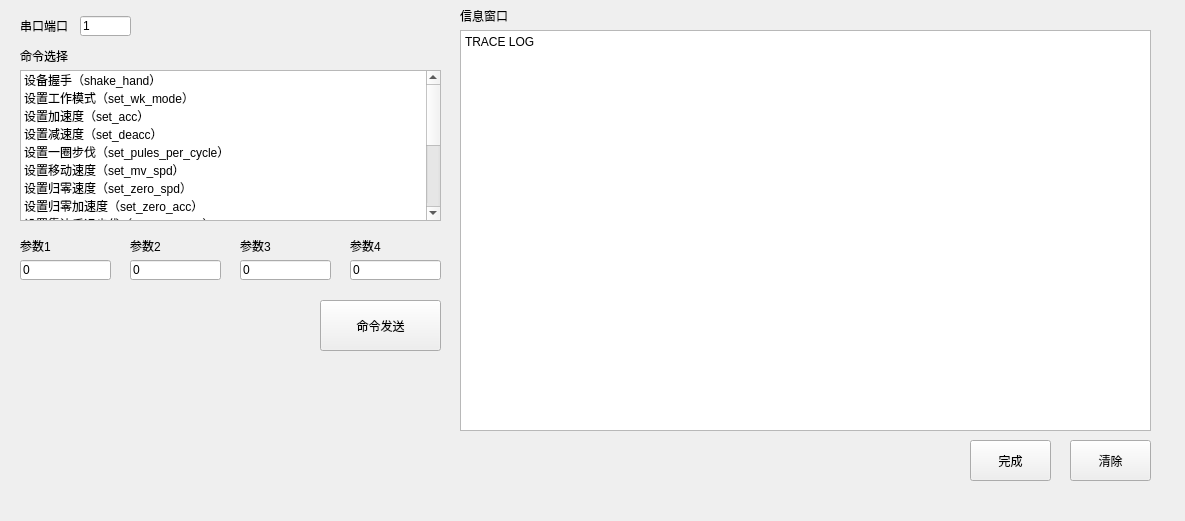
Above: cebs/form_qt/cebsMengForm.ui from Baxianxiahai/med before the change. Below: the same form after it.
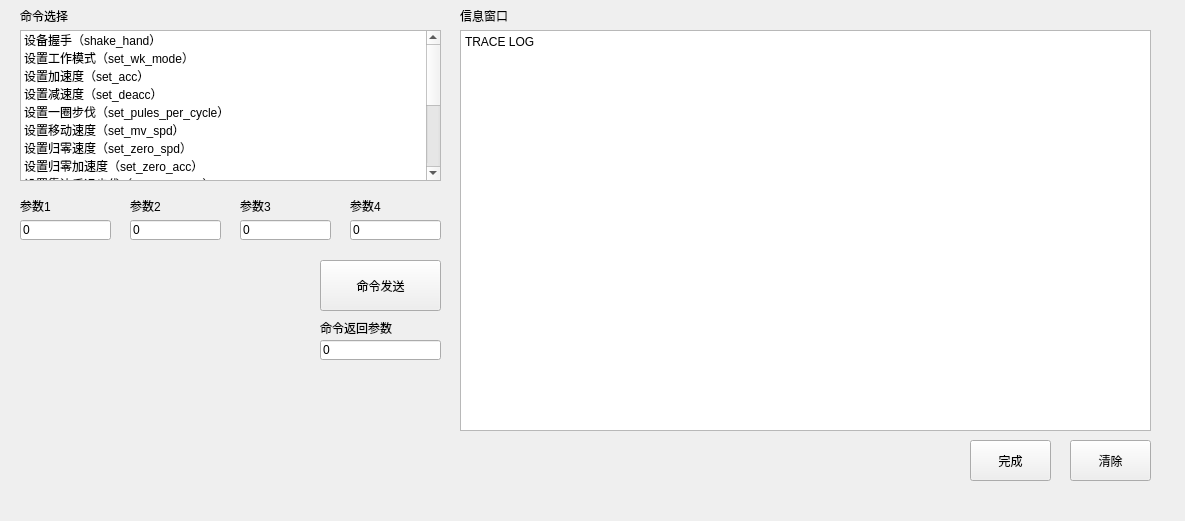
That is the form after the change.

```diff
--- a/cebs/form_qt/cebsMengForm.ui
+++ b/cebs/form_qt/cebsMengForm.ui
@@ -17,7 +17,7 @@
    <property name="geometry">
     <rect>
      <x>20</x>
-     <y>50</y>
+     <y>10</y>
      <width>54</width>
      <height>12</height>
     </rect>
@@ -30,7 +30,7 @@
    <property name="geometry">
     <rect>
      <x>20</x>
-     <y>70</y>
+     <y>30</y>
      <width>421</width>
      <height>151</height>
     </rect>
@@ -120,7 +120,7 @@
    <property name="geometry">
     <rect>
      <x>20</x>
-     <y>240</y>
+     <y>200</y>
      <width>54</width>
      <height>12</height>
     </rect>
@@ -133,7 +133,7 @@
    <property name="geometry">
     <rect>
      <x>130</x>
-     <y>240</y>
+     <y>200</y>
      <width>54</width>
      <height>12</height>
     </rect>
@@ -146,7 +146,7 @@
    <property name="geometry">
     <rect>
      <x>240</x>
-     <y>240</y>
+     <y>200</y>
      <width>54</width>
      <height>12</height>
     </rect>
@@ -159,7 +159,7 @@
    <property name="geometry">
     <rect>
      <x>350</x>
-     <y>240</y>
+     <y>200</y>
      <width>54</width>
      <height>12</height>
     </rect>
@@ -172,7 +172,7 @@
    <property name="geometry">
     <rect>
      <x>320</x>
-     <y>300</y>
+     <y>260</y>
      <width>121</width>
      <height>51</height>
     </rect>
@@ -241,7 +241,7 @@
    <property name="geometry">
     <rect>
      <x>20</x>
-     <y>260</y>
+     <y>220</y>
      <width>91</width>
      <height>20</height>
     </rect>
@@ -254,7 +254,7 @@
    <property name="geometry">
     <rect>
      <x>130</x>
-     <y>260</y>
+     <y>220</y>
      <width>91</width>
      <height>20</height>
     </rect>
@@ -267,7 +267,7 @@
    <property name="geometry">
     <rect>
      <x>240</x>
-     <y>260</y>
+     <y>220</y>
      <width>91</width>
      <height>20</height>
     </rect>
@@ -280,7 +280,7 @@
    <property name="geometry">
     <rect>
      <x>350</x>
-     <y>260</y>
+     <y>220</y>
      <width>91</width>
      <height>20</height>
     </rect>
@@ -289,30 +289,30 @@
     <string>0</string>
    </property>
   </widget>
-  <widget class="QLabel" name="label_meng_sps_port">
+  <widget class="QLineEdit" name="lineEdit_meng_cmd_par">
    <property name="geometry">
     <rect>
-     <x>20</x>
-     <y>20</y>
-     <width>54</width>
-     <height>12</height>
-    </rect>
-   </property>
-   <property name="text">
-    <string>串口端口</string>
-   </property>
-  </widget>
-  <widget class="QLineEdit" name="lineEdit_meng_sps_port">
-   <property name="geometry">
-    <rect>
-     <x>80</x>
-     <y>16</y>
-     <width>51</width>
+     <x>320</x>
+     <y>340</y>
+     <width>121</width>
      <height>20</height>
     </rect>
    </property>
    <property name="text">
-    <string>1</string>
+    <string>0</string>
+   </property>
+  </widget>
+  <widget class="QLabel" name="label_meng_cmd_par">
+   <property name="geometry">
+    <rect>
+     <x>320</x>
+     <y>320</y>
+     <width>81</width>
+     <height>16</height>
+    </rect>
+   </property>
+   <property name="text">
+    <string>命令返回参数</string>
    </property>
   </widget>
  </widget>
```
